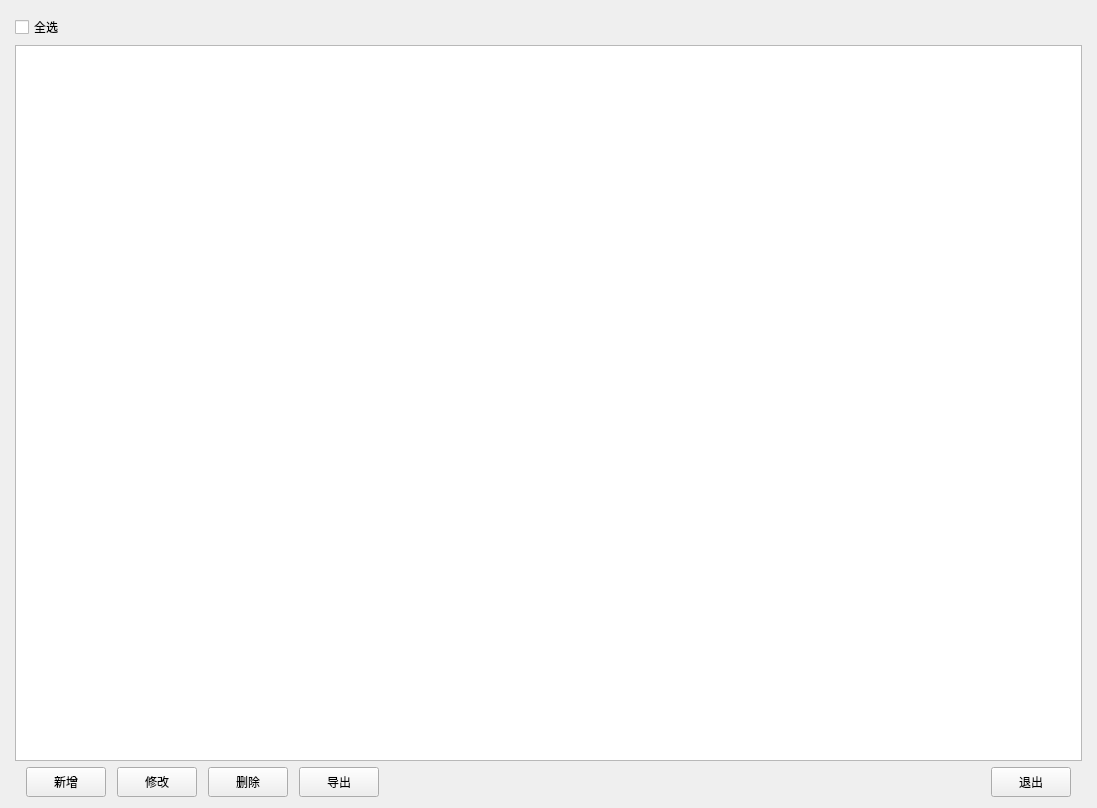
This is Qt/ERP/formsuppliermanage.ui in superp2017/NTERP as Qt 5 draws it before an edit. The edited form follows.
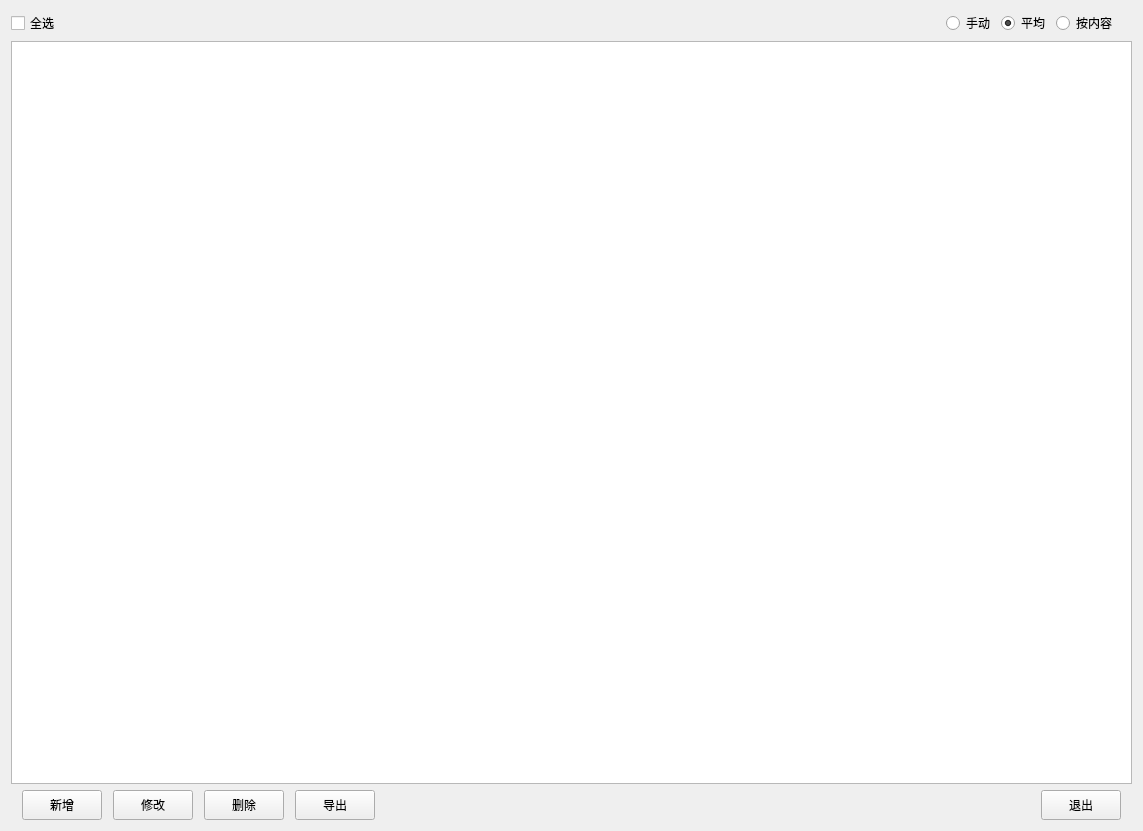
This is the edited form. Custom widgets are drawn as their Qt base class.

Diff of the .ui file:
```diff
--- a/Qt/ERP/formsuppliermanage.ui
+++ b/Qt/ERP/formsuppliermanage.ui
@@ -6,29 +6,64 @@
    <rect>
     <x>0</x>
     <y>0</y>
-    <width>1097</width>
-    <height>808</height>
+    <width>1143</width>
+    <height>831</height>
    </rect>
   </property>
   <property name="windowTitle">
    <string>供应商管理</string>
   </property>
   <layout class="QGridLayout" name="gridLayout">
-   <property name="leftMargin">
-    <number>15</number>
-   </property>
-   <property name="topMargin">
-    <number>15</number>
-   </property>
-   <property name="rightMargin">
-    <number>15</number>
-   </property>
    <item row="0" column="0">
-    <widget class="QCheckBox" name="checkBox_check_all">
-     <property name="text">
-      <string>全选</string>
+    <layout class="QHBoxLayout" name="horizontalLayout_2">
+     <property name="rightMargin">
+      <number>15</number>
      </property>
-    </widget>
+     <item>
+      <widget class="QCheckBox" name="checkBox_check_all">
+       <property name="text">
+        <string>全选</string>
+       </property>
+      </widget>
+     </item>
+     <item>
+      <spacer name="horizontalSpacer_2">
+       <property name="orientation">
+        <enum>Qt::Horizontal</enum>
+       </property>
+       <property name="sizeHint" stdset="0">
+        <size>
+         <width>40</width>
+         <height>20</height>
+        </size>
+       </property>
+      </spacer>
+     </item>
+     <item>
+      <widget class="QRadioButton" name="radioButton_manu">
+       <property name="text">
+        <string>手动</string>
+       </property>
+      </widget>
+     </item>
+     <item>
+      <widget class="QRadioButton" name="radioButton_ave">
+       <property name="text">
+        <string>平均</string>
+       </property>
+       <property name="checked">
+        <bool>true</bool>
+       </property>
+      </widget>
+     </item>
+     <item>
+      <widget class="QRadioButton" name="radioButton_content">
+       <property name="text">
+        <string>按内容</string>
+       </property>
+      </widget>
+     </item>
+    </layout>
    </item>
    <item row="1" column="0">
     <widget class="M_TableWidget" name="tableWidget"/>
```
